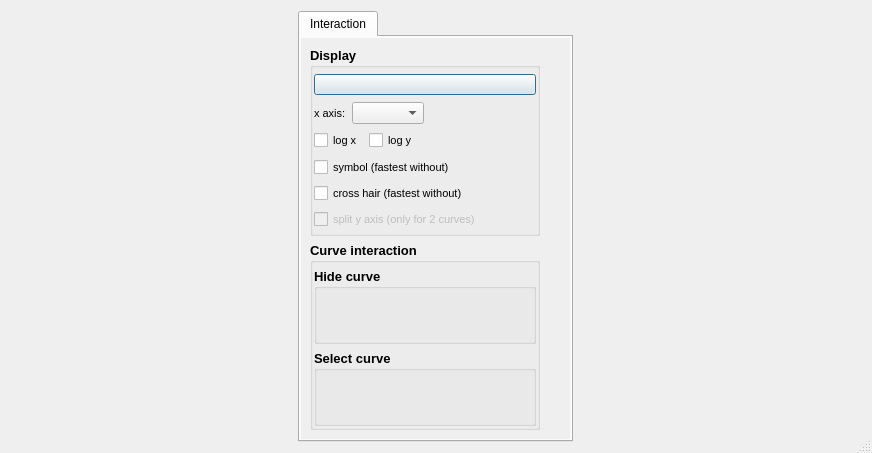
This is pyplotter/ui/plot/plot1d/widgetPlot1d.ui in pyplotter/pyplotter as Qt 5 draws it before an edit. The edited form follows.
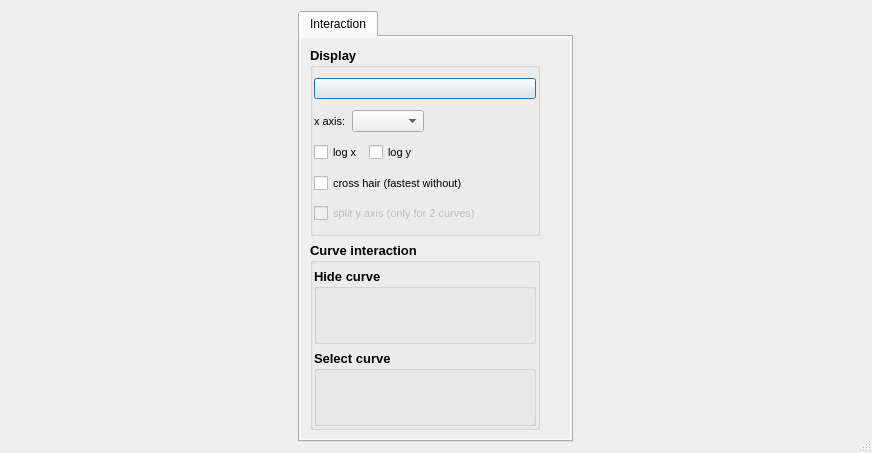
This is the edited form. Custom widgets are drawn as their Qt base class.

Commit message: Add widget to handle curveStyle in 1d plot

Patch:
```diff
--- a/pyplotter/ui/plot/plot1d/widgetPlot1d.ui
+++ b/pyplotter/ui/plot/plot1d/widgetPlot1d.ui
@@ -289,20 +289,6 @@
                     </item>
                    </layout>
                   </item>
-                  <item>
-                   <widget class="QCheckBox" name="checkBoxSymbol">
-                    <property name="font">
-                     <font>
-                      <pointsize>8</pointsize>
-                      <weight>50</weight>
-                      <bold>false</bold>
-                     </font>
-                    </property>
-                    <property name="text">
-                     <string>symbol (fastest without)</string>
-                    </property>
-                   </widget>
-                  </item>
                   <item>
                    <widget class="QCheckBoxCrossHair" name="qCheckBoxCrossHair">
                     <property name="minimumSize">
```
The commit also changes 4 other files.
